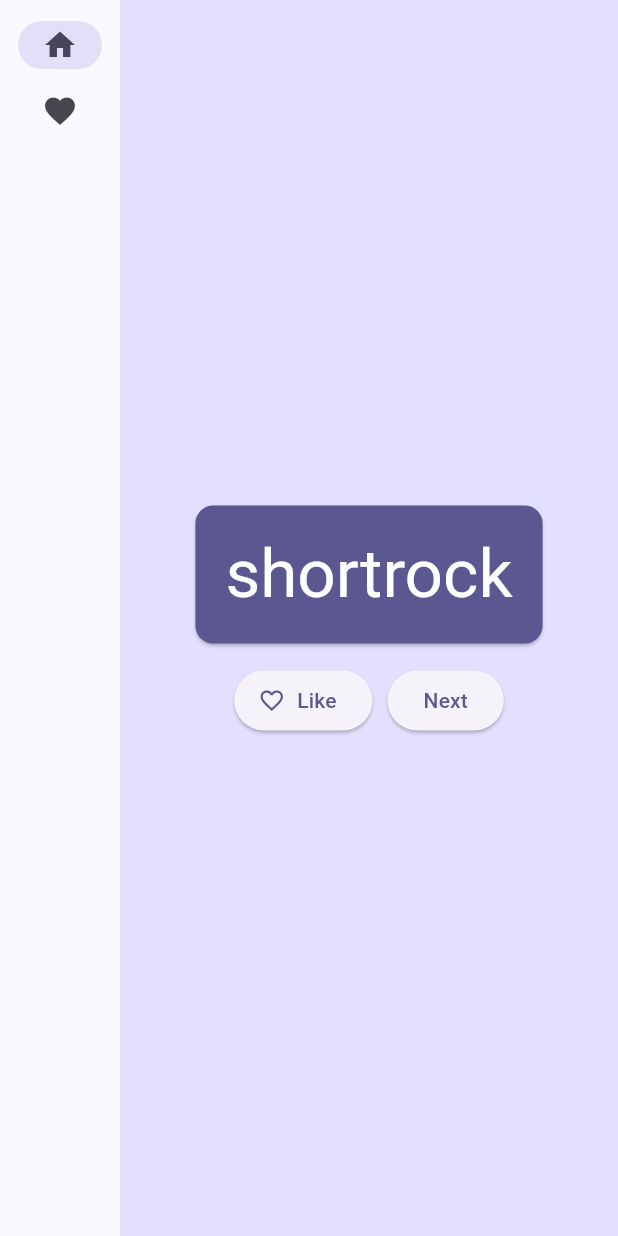
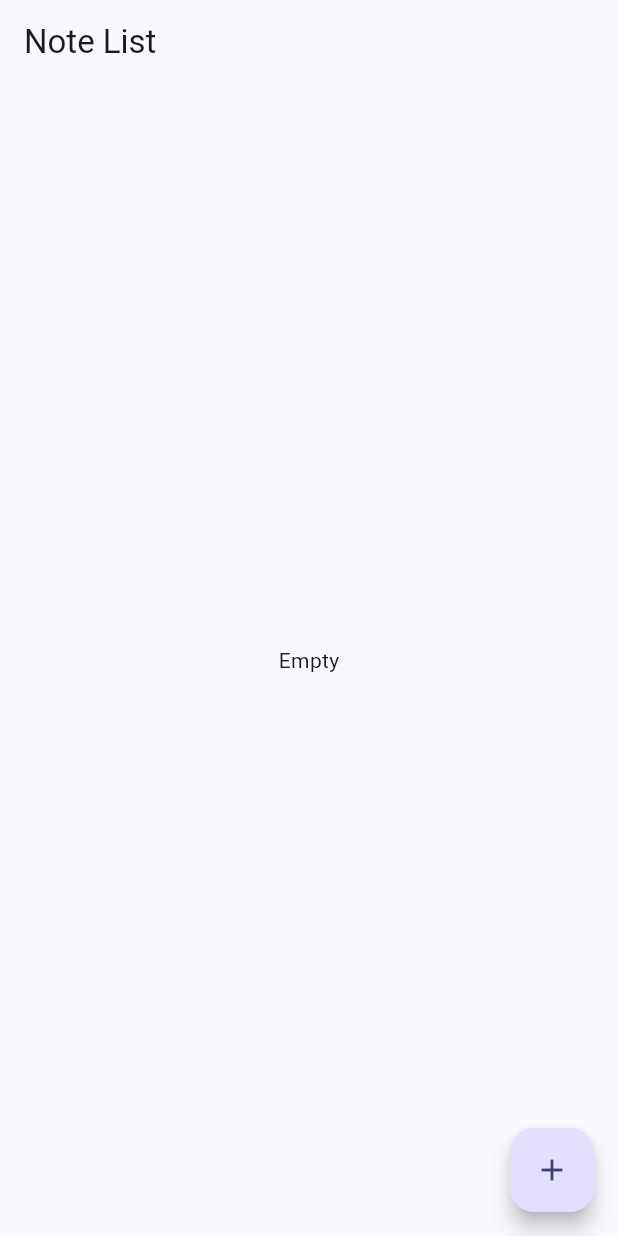
Before and after one commit to dskybitsky/gamorrah, a Flutter app: the screen it shows after launch, on a phone screen of 412 x 824 dp. Run offline on Flutter 3.47's test engine with Material 3 defaults, Android fonts, the phone set to English and light mode, and no system bars; our stand-ins replace hive, hive_flutter; accounts and stored records are empty.

Commit message:
Basic CRUD

```diff
--- a/lib/main.dart
+++ b/lib/main.dart
@@ -1,213 +1,39 @@
-import 'package:english_words/english_words.dart';
 import 'package:flutter/material.dart';
-import 'package:provider/provider.dart';
+import 'package:gamorrah/models/game.dart';
+import 'package:gamorrah/screens/games_list.dart';
+import 'package:hive_flutter/hive_flutter.dart';
 
-void main() {
+void main() async {
+  await Hive.initFlutter();
+
+  Hive.registerAdapter(GameAdapter());
+
+  await Hive.openBox<Game>('games');
+
   runApp(MyApp());
 }
 
-class MyApp extends StatelessWidget {
-  const MyApp({super.key});
+class MyApp extends StatefulWidget {
+  @override
+  State<MyApp> createState() => _MyAppState();
+}
+
+class _MyAppState extends State<MyApp> {
+  @override
+  void dispose() {
+    Hive.close();
+    super.dispose();
+  }
 
   @override
   Widget build(BuildContext context) {
-    return ChangeNotifierProvider(
-      create: (context) => MyAppState(),
-      child: MaterialApp(
-        title: 'Namer App',
-        theme: ThemeData(
-          useMaterial3: true,
-          colorScheme: ColorScheme.fromSeed(seedColor: Color.fromARGB(255, 181, 177, 235)),
-        ),
-        home: MyHomePage(),
+    return MaterialApp(
+      title: 'Namer App',
+      theme: ThemeData(
+        useMaterial3: true,
+        colorScheme: ColorScheme.fromSeed(seedColor: Color.fromARGB(255, 181, 177, 235)),
       ),
+      home: GamesListScreen(),
     );
   }
 }
-
-class MyAppState extends ChangeNotifier {
-  var current = WordPair.random();
-
-  void getNext() {
-    current = WordPair.random();
-    notifyListeners();
-  }
-
-  var favorites = <WordPair>[];
-
-  void toggleFavorite() {
-    if (favorites.contains(current)) {
-      favorites.remove(current);
-    } else {
-      favorites.add(current);
-    }
-
-    notifyListeners();
-  }
-}
-
-// ...
-
-class MyHomePage extends StatefulWidget {
-  @override
-  State<MyHomePage> createState() => _MyHomePageState();
-}
-
-class _MyHomePageState extends State<MyHomePage> {
-  var selectedIndex = 0;
-
-  @override
-  Widget build(BuildContext context) {
-    Widget page;
-
-    switch(selectedIndex) {
-      case 0:
-        page = GeneratorPage();
-        break;
-      case 1:
-        page = FavoritesPage();
-        break;
-      default:
-        throw UnimplementedError('no widget for $selectedIndex');
-    }
-
-    return LayoutBuilder(
-      builder: (context, constrains) {
-        return Scaffold(
-          body: Row(
-            children: [
-              SafeArea(
-                child: NavigationRail(
-                  extended: constrains.maxWidth >= 600,
-                  destinations: [
-                    NavigationRailDestination(
-                      icon: Icon(Icons.home),
-                      label: Text('Home'),
-                    ),
-                    NavigationRailDestination(
-                      icon: Icon(Icons.favorite),
-                      label: Text('Favorites'),
-                    ),
-                  ],
-                  selectedIndex: selectedIndex,
-                  onDestinationSelected: (value) {
-                    setState(() {
-                      selectedIndex = value;
-                    });
-                  },
-                ),
-              ),
-              Expanded(
-                child: Container(
-                  color: Theme.of(context).colorScheme.primaryContainer,
-                  child: page,
-                ),
-              ),
-            ],
-          ),
-        );
-      }
-    );
-  }
-}
-
-
-class GeneratorPage extends StatelessWidget {
-  @override
-  Widget build(BuildContext context) {
-    var appState = context.watch<MyAppState>();
-    var pair = appState.current;
-
-    IconData icon;
-    if (appState.favorites.contains(pair)) {
-      icon = Icons.favorite;
-    } else {
-      icon = Icons.favorite_border;
-    }
-
-    return Center(
-      child: Column(
-        mainAxisAlignment: MainAxisAlignment.center,
-        children: [
-          BigCard(pair: pair),
-          SizedBox(height: 10),
-          Row(
-            mainAxisSize: MainAxisSize.min,
-            children: [
-              ElevatedButton.icon(
-                onPressed: () {
-                  appState.toggleFavorite();
-                },
-                icon: Icon(icon),
-                label: Text('Like'),
-              ),
-              SizedBox(width: 10),
-              ElevatedButton(
-                onPressed: () {
-                  appState.getNext();
-                },
-                child: Text('Next'),
-              ),
-            ],
-          ),
-        ],
-      ),
-    );
-  }
-}
-
-class FavoritesPage extends StatelessWidget {
-  @override
-  Widget build(BuildContext context) {
-    var appState = context.watch<MyAppState>();
-
-    if (appState.favorites.isEmpty) {
-      return Center(
-        child: Text('No favorites yet'),
-        );
-    }
-
-    return ListView(
-      children: [
-        Padding(
-          padding: const EdgeInsets.all(20),
-          child: Text('You have ${appState.favorites.length} favorites:'),
-          ),
-          for (var pair in appState.favorites)
-            ListTile(
-              leading: Icon(Icons.favorite),
-              title: Text(pair.asLowerCase),
-            )
-      ],
-    );
-  }
-}
-
-class BigCard extends StatelessWidget {
-  const BigCard({
-    super.key,
-    required this.pair,
-  });
-
-  final WordPair pair;
-
-  @override
-  Widget build(BuildContext context) {
-    final theme = Theme.of(context);
-    final style = theme.textTheme.displayMedium!.copyWith(
-      color: theme.colorScheme.onPrimary
-    );
-
-    return Card(
-      color: theme.colorScheme.primary,
-      child: Padding(
-        padding: const EdgeInsets.all(20.0),
-        child: Text(
-          pair.asLowerCase,
-          style: style,
-          semanticsLabel: "${pair.first} ${pair.second}",
-        ),
-      ),
-    );
-  }
-}
--- /dev/null
+++ b/lib/models/game.dart
@@ -0,0 +1,31 @@
+import 'package:uuid/uuid.dart';
+import 'package:hive/hive.dart';
+
+part 'game.g.dart';
+
+@HiveType(typeId: 1)
+class Game extends HiveObject {
+  @HiveField(0)
+  final String id;
+
+  @HiveField(1)
+  final String title;
+
+  @HiveField(2)
+  final String? thumbUrl;
+
+  Game({
+    required this.id,
+    required this.title,
+    required this.thumbUrl
+  });
+
+  factory Game.create({
+    required String? title,
+    required String? thumbUrl
+  }) => Game(
+    id: const Uuid().v4(),
+    title: title ?? '',
+    thumbUrl: thumbUrl
+  );
+}
--- /dev/null
+++ b/lib/screens/games_list.dart
@@ -0,0 +1,67 @@
+import 'package:flutter/material.dart';
+import 'package:gamorrah/models/game.dart';
+import 'package:gamorrah/screens/game_form.dart';
+import 'package:hive/hive.dart';
+import 'package:hive_flutter/hive_flutter.dart';
+
+class GamesListScreen extends StatefulWidget {
+  @override
+  State<GamesListScreen> createState() => _GamesListScreenState();
+}
+
+class _GamesListScreenState extends State<GamesListScreen> {
+  late final Box<Game> gameBox;
+
+  @override
+  void initState() {
+    super.initState();
+
+    gameBox = Hive.box<Game>('games');
+  }
+
+  @override
+  Widget build(BuildContext context) {
+    return Scaffold(
+      appBar: AppBar(
+        title: Text('Note List'),
+      ),
+      body: ValueListenableBuilder(
+        valueListenable: gameBox.listenable(),
+        builder: (context, Box box, widget) {
+          if (box.isEmpty) {
+            return Center(
+              child: Text('Empty'),
+            );
+          }
+
+          return ListView.builder(
+            itemCount: box.length,
+            itemBuilder: (context, index) {
+              Game game = gameBox.getAt(index)!;
+
+                return ListTile(
+                  title: Text(game.title),
+                  subtitle: Text(game.thumbUrl ?? 'None'),
+                  trailing: IconButton(
+                    icon: Icon(Icons.delete),
+                    onPressed: () {
+                      // Delete the note when the delete button is pressed.
+                      gameBox.deleteAt(index);
+                      setState(() {});
+                    },
+                  ),
+                );
+            },
+          );
+        },
+      ),
+      floatingActionButton: FloatingActionButton(
+        onPressed: () {
+          // Navigate to the note creation screen.
+          Navigator.push(context, MaterialPageRoute(builder: (_) => GameFormScreen()));
+        },
+        child: Icon(Icons.add),
+      ),
+    );
+  }
+}
--- a/pubspec.yaml
+++ b/pubspec.yaml
@@ -11,6 +11,10 @@ dependencies:
   flutter:
     sdk: flutter
 
+  hive: ^2.2.3
+  hive_flutter: ^1.1.0
+  uuid: ^3.0.5
+  intl: ^0.17.0
   english_words: ^4.0.0
   provider: ^6.0.0
 
@@ -22,6 +26,8 @@ dev_dependencies:
   flutter_test:
     sdk: flutter
 
+  build_runner: 2.4.8
+  hive_generator: 2.0.0
   flutter_lints: ^2.0.0
 
 flutter:
```
Also changed, not shown: lib/models/game_repository.dart (added, +30 -0 lines), lib/screens/game_form.dart (added, +62 -0 lines), lib/models/game.g.dart (added), pubspec.lock, 11 other files.
